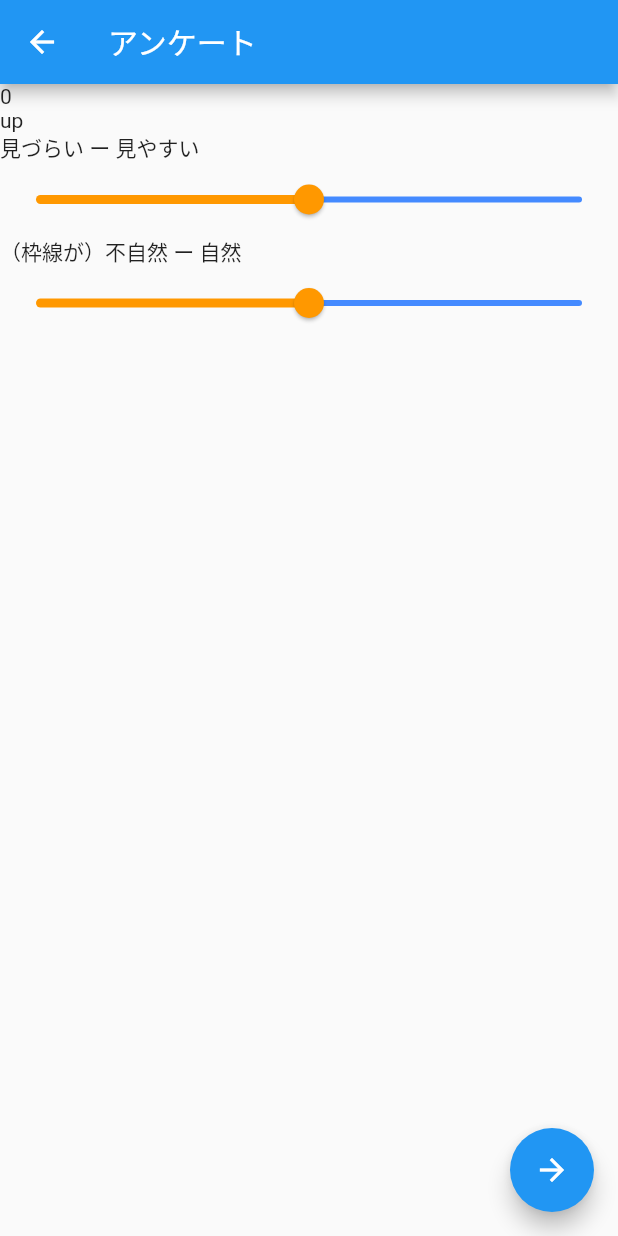
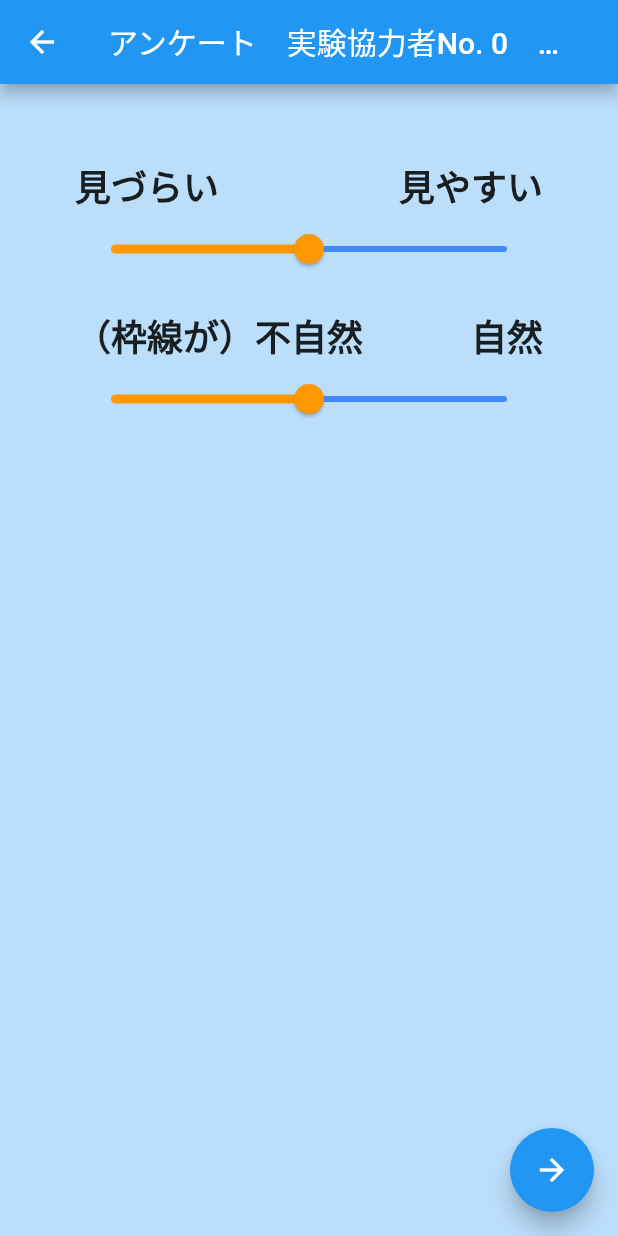
Before and after one commit to ymachidagit/questionnaire_app, a Flutter app: the screen it shows after launch, after a tap on the "arrow forward" icon, on a phone screen of 412 x 824 dp. Run offline on Flutter 3.47's test engine with Material 2 defaults, Android fonts, the light colour scheme and no system bars; missing offline and left inert: external_path.

Commit message:
リストに格納したアンケート項目とスライダーの表示

```diff
--- a/lib/main.dart
+++ b/lib/main.dart
@@ -8,7 +8,7 @@ void main() {
   runApp(const MyApp());
 }
 
-const List<String> cndList = <String>['up', 'side', 'reflect']; // 照明条件のリスト
+const List<String> cndList = <String>['なし', 'ネガポジ', '補色']; // 実験条件のリスト
 
 class MyApp extends StatelessWidget {
   const MyApp({super.key});
@@ -45,7 +45,10 @@ class _MyHomePageState extends State<MyHomePage> {
       appBar: AppBar(
         title: Text(widget.title),
       ),
-      body: Center(
+      body: Container(
+        alignment: Alignment(-1.0, 1.0),
+        color: Colors.blue[100],
+        padding: EdgeInsets.all(50),
         child: Form(
           child: ListView(
             children: [
@@ -57,7 +60,7 @@ class _MyHomePageState extends State<MyHomePage> {
                   onChanged: (value) {
                     num = int.parse(value);
                   }),
-              SizedBox(height: 16.0),
+              SizedBox(height: 16),
               TextFormField(
                   decoration: InputDecoration(
                       labelText: '年齢', border: OutlineInputBorder()),
@@ -66,8 +69,11 @@ class _MyHomePageState extends State<MyHomePage> {
                   onChanged: (value) {
                     age = int.parse(value);
                   }),
-              SizedBox(height: 16.0),
-              DropdownButton(
+              SizedBox(height: 16),
+              DropdownButtonFormField(
+                decoration: InputDecoration(
+                  labelText: '実験条件',
+                ),
                 items: cndList.map<DropdownMenuItem<String>>((String value) {
                   return DropdownMenuItem<String>(
                     value: value,
--- a/lib/question.dart
+++ b/lib/question.dart
@@ -5,10 +5,16 @@ import 'dart:async';
 import 'dart:io';
 import 'package:external_path/external_path.dart';
 
+List<List<String>> questionList = <List<String>>[
+  ['見づらい', '見やすい'],
+  ['（枠線が）不自然', '自然']
+]; // アンケートのリスト
+var pointList = <double>[0, 0];
+
 class QuestionPage extends StatefulWidget {
   final int num; // 実験協力者番号
   final int age; // 年齢
-  final String cnd; // 照明条件
+  final String cnd; // 条件
   QuestionPage(this.num, this.age, this.cnd);
 
   @override
@@ -16,9 +22,6 @@ class QuestionPage extends StatefulWidget {
 }
 
 class _QuestionPageState extends State<QuestionPage> {
-  double value1 = 0;
-  double value2 = 0;
-
   late int _num;
   late int _age;
   late String _cnd;
@@ -43,7 +46,7 @@ class _QuestionPageState extends State<QuestionPage> {
     _cnd = cnd;
   }
 
-  void outputText(double value1, double value2) {
+  void outputText(List pointList) {
     getPubDirFile().then((File file) {
       file.writeAsString('実験協力者No.,年齢,条件,見やすさ,自然さ', encoding: utf8);
       file.writeAsString(_num.toString() +
@@ -52,9 +55,9 @@ class _QuestionPageState extends State<QuestionPage> {
           ',' +
           _cnd.toString() +
           ',' +
-          value1.toString() +
+          pointList[0].toString() +
           ',' +
-          value2.toString());
+          pointList[1].toString());
     });
   }
 
@@ -83,45 +86,53 @@ class _QuestionPageState extends State<QuestionPage> {
   Widget build(BuildContext context) {
     return Scaffold(
       appBar: AppBar(
-        title: Text('アンケート'),
+        title: Text('アンケート    実験協力者No. ' +
+            _num.toString() +
+            '    条件：' +
+            _cnd.toString()),
       ),
-      body: Center(
+      body: Container(
+        alignment: Alignment(-1.0, 1.0),
+        color: Colors.blue[100],
+        padding: EdgeInsets.all(50),
         child: Form(
-          child: ListView(
-            children: [
-              Text(_num.toString()),
-              Text(_cnd),
-              Text('見づらい ー 見やすい'),
+          child: ListView(children: [
+            for (int i = 0; i < questionList.length; i++) ...{
+              Container(
+                  alignment: Alignment(0.0, 0.0),
+                  width: double.infinity,
+                  child: Row(
+                    mainAxisAlignment: MainAxisAlignment.spaceBetween,
+                    children: <Widget>[
+                      Text(questionList[i][0],
+                          style: TextStyle(
+                              fontSize: 24, fontWeight: FontWeight.bold)),
+                      Text(questionList[i][1],
+                          style: TextStyle(
+                              fontSize: 24, fontWeight: FontWeight.bold)),
+                    ],
+                  )),
               Slider(
                   min: -1,
                   max: 1,
-                  value: value1,
+                  value: pointList[i],
                   activeColor: Colors.orange,
                   inactiveColor: Colors.blueAccent,
                   onChanged: (a) {
                     setState(() {
-                      value1 = a;
+                      pointList[i] = a;
                     });
                   }),
-              Text('（枠線が）不自然 ー 自然'),
-              Slider(
-                  min: -1,
-                  max: 1,
-                  value: value2,
-                  activeColor: Colors.orange,
-                  inactiveColor: Colors.blueAccent,
-                  onChanged: (a) {
-                    setState(() {
-                      value2 = a;
-                    });
-                  }),
-            ],
-          ),
+              SizedBox(
+                height: 16,
+              ),
+            }
+          ]),
         ),
       ),
       floatingActionButton: FloatingActionButton(
         onPressed: () {
-          outputText(value1, value2);
+          outputText(pointList);
         },
         tooltip: 'Next',
         child: Icon(
```
